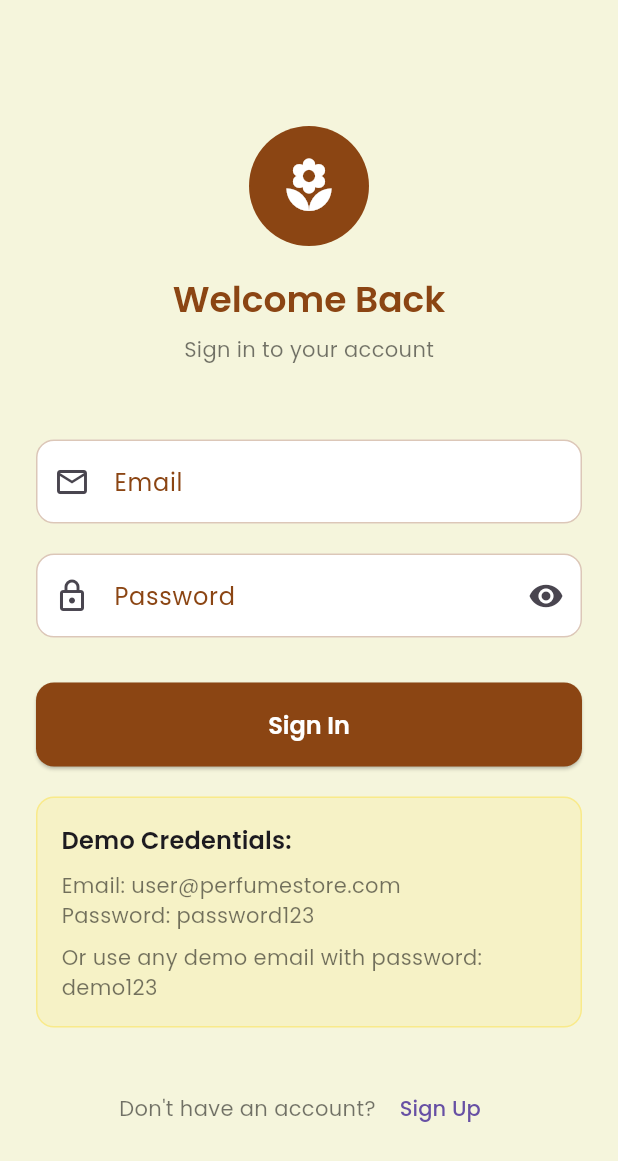
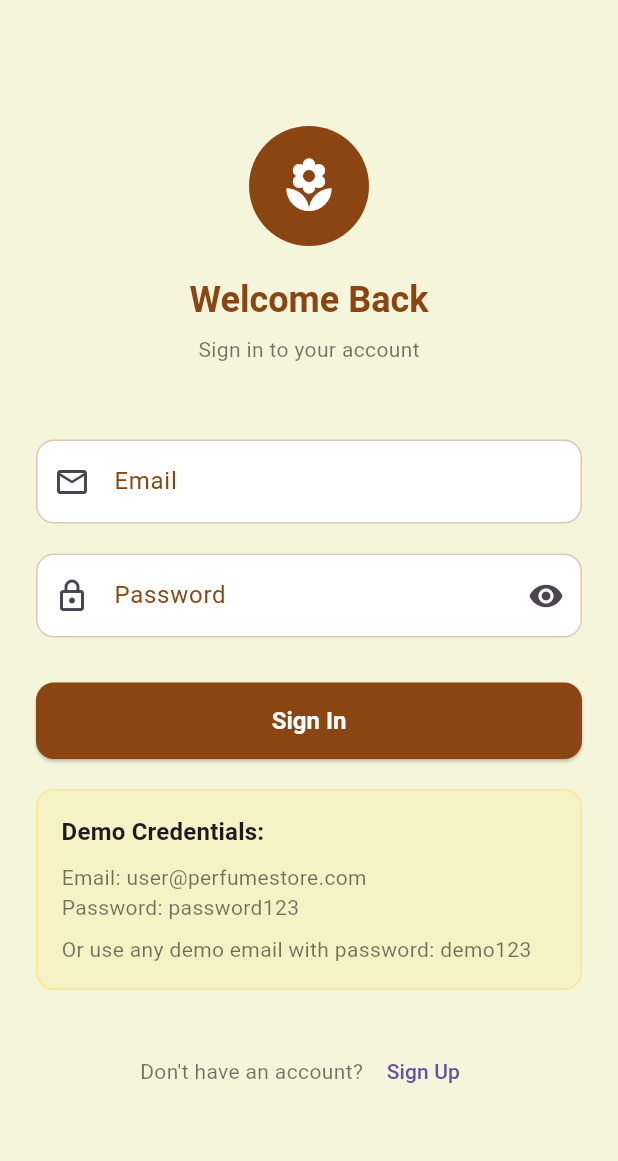
Before and after one commit to Tharindu0130/Aurascentslarawell, a Flutter app: the screen it shows after launch, on a phone screen of 412 x 824 dp. Shown: the top 1161 px of the screen. Run offline on Flutter 3.47's test engine with Material 3 defaults, Android fonts, the phone set to English and light mode, and no system bars; our stand-ins replace camera, connectivity_plus, geolocator, shared_preferences; accounts and stored records are empty; statements that could not run were skipped.

Commit message:
converted this into flutter

```diff
--- a/lib/main.dart
+++ b/lib/main.dart
@@ -27,7 +27,7 @@ void main() async {
 class PerfumeStoreApp extends StatelessWidget {
   final SharedPreferences prefs;
 
-  const PerfumeStoreApp({Key? key, required this.prefs}) : super(key: key);
+  const PerfumeStoreApp({super.key, required this.prefs});
 
   @override
   Widget build(BuildContext context) {
--- a/lib/screens/auth/login_screen.dart
+++ b/lib/screens/auth/login_screen.dart
@@ -5,7 +5,7 @@ import '../../utils/theme.dart';
 import 'register_screen.dart';
 
 class LoginScreen extends StatefulWidget {
-  const LoginScreen({Key? key}) : super(key: key);
+  const LoginScreen({super.key});
 
   @override
   State<LoginScreen> createState() => _LoginScreenState();
--- a/lib/screens/auth/register_screen.dart
+++ b/lib/screens/auth/register_screen.dart
@@ -4,7 +4,7 @@ import '../../providers/auth_provider.dart';
 import '../../utils/theme.dart';
 
 class RegisterScreen extends StatefulWidget {
-  const RegisterScreen({Key? key}) : super(key: key);
+  const RegisterScreen({super.key});
 
   @override
   State<RegisterScreen> createState() => _RegisterScreenState();
--- a/lib/screens/cart/cart_screen.dart
+++ b/lib/screens/cart/cart_screen.dart
@@ -6,7 +6,7 @@ import '../../utils/theme.dart';
 import '../../widgets/cart_item_widget.dart';
 
 class CartScreen extends StatelessWidget {
-  const CartScreen({Key? key}) : super(key: key);
+  const CartScreen({super.key});
 
   @override
   Widget build(BuildContext context) {
--- a/lib/screens/home/home_screen.dart
+++ b/lib/screens/home/home_screen.dart
@@ -11,7 +11,7 @@ import '../cart/cart_screen.dart';
 import '../profile/profile_screen.dart';
 
 class HomeScreen extends StatefulWidget {
-  const HomeScreen({Key? key}) : super(key: key);
+  const HomeScreen({super.key});
 
   @override
   State<HomeScreen> createState() => _HomeScreenState();
--- a/lib/screens/perfume/perfume_detail_screen.dart
+++ b/lib/screens/perfume/perfume_detail_screen.dart
@@ -7,7 +7,7 @@ import '../../utils/theme.dart';
 class PerfumeDetailScreen extends StatelessWidget {
   final dynamic perfume;
 
-  const PerfumeDetailScreen({Key? key, required this.perfume}) : super(key: key);
+  const PerfumeDetailScreen({super.key, required this.perfume});
 
   @override
   Widget build(BuildContext context) {
--- a/lib/screens/profile/edit_profile_screen.dart
+++ b/lib/screens/profile/edit_profile_screen.dart
@@ -5,7 +5,7 @@ import '../../models/user.dart';
 import '../../utils/theme.dart';
 
 class EditProfileScreen extends StatefulWidget {
-  const EditProfileScreen({Key? key}) : super(key: key);
+  const EditProfileScreen({super.key});
 
   @override
   State<EditProfileScreen> createState() => _EditProfileScreenState();
--- a/lib/screens/profile/profile_screen.dart
+++ b/lib/screens/profile/profile_screen.dart
@@ -8,7 +8,7 @@ import '../../utils/theme.dart';
 import 'edit_profile_screen.dart';
 
 class ProfileScreen extends StatelessWidget {
-  const ProfileScreen({Key? key}) : super(key: key);
+  const ProfileScreen({super.key});
 
   @override
   Widget build(BuildContext context) {
--- a/lib/screens/splash_screen.dart
+++ b/lib/screens/splash_screen.dart
@@ -5,7 +5,7 @@ import '../providers/perfume_provider.dart';
 import '../utils/theme.dart';
 
 class SplashScreen extends StatefulWidget {
-  const SplashScreen({Key? key}) : super(key: key);
+  const SplashScreen({super.key});
 
   @override
   State<SplashScreen> createState() => _SplashScreenState();
@@ -118,7 +118,6 @@ class _SplashScreenState extends State<SplashScreen>
                   fontSize: 32,
                   fontWeight: FontWeight.bold,
                   color: Colors.white,
-                  fontFamily: 'Poppins',
                 ),
               ),
             ),
@@ -130,7 +129,6 @@ class _SplashScreenState extends State<SplashScreen>
                 style: TextStyle(
                   fontSize: 16,
                   color: Colors.white70,
-                  fontFamily: 'Poppins',
                 ),
               ),
             ),
--- a/lib/utils/theme.dart
+++ b/lib/utils/theme.dart
@@ -27,7 +27,7 @@ class AppTheme {
       ),
       primaryColor: primaryColor,
       scaffoldBackgroundColor: backgroundColor,
-      fontFamily: 'Poppins',
+      useMaterial3: true,
 
       appBarTheme: const AppBarTheme(
         backgroundColor: primaryColor,
@@ -35,7 +35,6 @@ class AppTheme {
         elevation: 0,
         centerTitle: true,
         titleTextStyle: TextStyle(
-          fontFamily: 'Poppins',
           fontSize: 20,
           fontWeight: FontWeight.w600,
           color: Colors.white,
@@ -51,7 +50,6 @@ class AppTheme {
             borderRadius: BorderRadius.circular(12),
           ),
           textStyle: const TextStyle(
-            fontFamily: 'Poppins',
             fontSize: 16,
             fontWeight: FontWeight.w600,
           ),
@@ -82,37 +80,31 @@ class AppTheme {
           borderSide: const BorderSide(color: primaryColor, width: 2),
         ),
         labelStyle: const TextStyle(
-          fontFamily: 'Poppins',
           color: primaryColor,
         ),
       ),
 
       textTheme: const TextTheme(
         headlineLarge: TextStyle(
-          fontFamily: 'Poppins',
           fontSize: 32,
           fontWeight: FontWeight.bold,
           color: primaryColor,
         ),
         headlineMedium: TextStyle(
-          fontFamily: 'Poppins',
           fontSize: 24,
           fontWeight: FontWeight.w600,
           color: primaryColor,
         ),
         titleLarge: TextStyle(
-          fontFamily: 'Poppins',
           fontSize: 20,
           fontWeight: FontWeight.w600,
           color: Colors.black87,
         ),
         bodyLarge: TextStyle(
-          fontFamily: 'Poppins',
           fontSize: 16,
           color: Colors.black87,
         ),
         bodyMedium: TextStyle(
-          fontFamily: 'Poppins',
           fontSize: 14,
           color: Colors.black54,
         ),
--- a/lib/widgets/cart_item_widget.dart
+++ b/lib/widgets/cart_item_widget.dart
@@ -7,7 +7,7 @@ import '../utils/theme.dart';
 class CartItemWidget extends StatelessWidget {
   final CartItem cartItem;
 
-  const CartItemWidget({Key? key, required this.cartItem}) : super(key: key);
+  const CartItemWidget({super.key, required this.cartItem});
 
   @override
   Widget build(BuildContext context) {
--- a/lib/widgets/category_chip.dart
+++ b/lib/widgets/category_chip.dart
@@ -7,11 +7,11 @@ class CategoryChip extends StatelessWidget {
   final VoidCallback onTap;
 
   const CategoryChip({
-    Key? key,
+    super.key,
     required this.label,
     required this.isSelected,
     required this.onTap,
-  }) : super(key: key);
+  });
 
   @override
   Widget build(BuildContext context) {
--- a/lib/widgets/perfume_card.dart
+++ b/lib/widgets/perfume_card.dart
@@ -7,7 +7,7 @@ import '../utils/theme.dart';
 class PerfumeCard extends StatelessWidget {
   final Perfume perfume;
 
-  const PerfumeCard({Key? key, required this.perfume}) : super(key: key);
+  const PerfumeCard({super.key, required this.perfume});
 
   @override
   Widget build(BuildContext context) {
```
Also changed, not shown: pubspec.yaml (+4 -15 lines), 6 other files.
